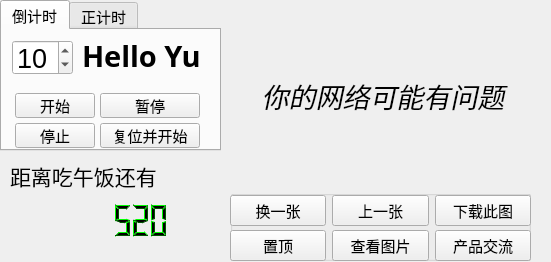
Qt form TimerXdd2/Timer2_2.ui (xdd1997/PythonXdd) before a commit.
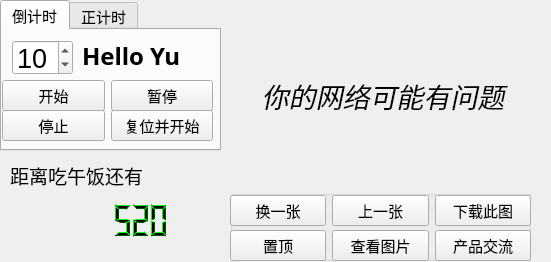
The same form after that commit.

Commit message: 修复在低分辨率屏幕的显示问题

```diff
--- a/TimerXdd2/Timer2_2.ui
+++ b/TimerXdd2/Timer2_2.ui
@@ -46,7 +46,7 @@
      <property name="font">
       <font>
        <family>黑体</family>
-       <pointsize>22</pointsize>
+       <pointsize>18</pointsize>
        <weight>75</weight>
        <bold>true</bold>
       </font>
@@ -100,35 +100,14 @@
     <widget class="QWidget" name="formLayoutWidget">
      <property name="geometry">
       <rect>
-       <x>10</x>
-       <y>60</y>
-       <width>191</width>
-       <height>61</height>
+       <x>0</x>
+       <y>50</y>
+       <width>211</width>
+       <height>31</height>
       </rect>
      </property>
-     <layout class="QFormLayout" name="formLayout">
-      <property name="formAlignment">
-       <set>Qt::AlignHCenter|Qt::AlignTop</set>
-      </property>
-      <property name="horizontalSpacing">
-       <number>5</number>
-      </property>
-      <property name="verticalSpacing">
-       <number>5</number>
-      </property>
-      <property name="leftMargin">
-       <number>3</number>
-      </property>
-      <property name="topMargin">
-       <number>3</number>
-      </property>
-      <property name="rightMargin">
-       <number>3</number>
-      </property>
-      <property name="bottomMargin">
-       <number>3</number>
-      </property>
-      <item row="0" column="0">
+     <layout class="QHBoxLayout" name="horizontalLayout_3">
+      <item>
        <widget class="QPushButton" name="pushButton_start">
         <property name="enabled">
          <bool>true</bool>
@@ -138,21 +117,33 @@
         </property>
        </widget>
       </item>
-      <item row="0" column="1">
+      <item>
        <widget class="QPushButton" name="pushButton_pause">
         <property name="text">
          <string>暂停</string>
         </property>
        </widget>
       </item>
-      <item row="1" column="0">
+     </layout>
+    </widget>
+    <widget class="QWidget" name="horizontalLayoutWidget_4">
+     <property name="geometry">
+      <rect>
+       <x>0</x>
+       <y>80</y>
+       <width>211</width>
+       <height>31</height>
+      </rect>
+     </property>
+     <layout class="QHBoxLayout" name="horizontalLayout_4">
+      <item>
        <widget class="QPushButton" name="pushButton_stop">
         <property name="text">
          <string>停止</string>
         </property>
        </widget>
       </item>
-      <item row="1" column="1">
+      <item>
        <widget class="QPushButton" name="pushButton_stopAndStart">
         <property name="text">
          <string>复位并开始</string>
@@ -292,13 +283,13 @@
     <rect>
      <x>10</x>
      <y>160</y>
-     <width>151</width>
+     <width>191</width>
      <height>31</height>
     </rect>
    </property>
    <property name="font">
     <font>
-     <pointsize>16</pointsize>
+     <pointsize>14</pointsize>
     </font>
    </property>
    <property name="text">
```
Left out of the diff: 2 changed lines with no effect on the pictures. The commit also changes 1 other file.
